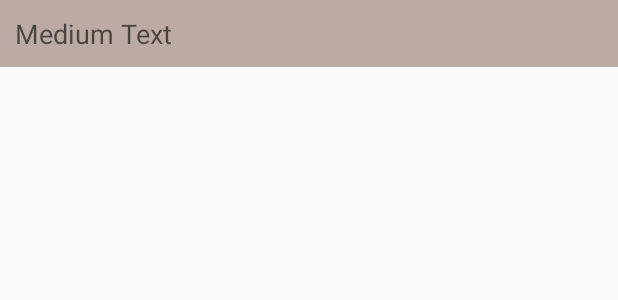
After one commit to chemickypes/CoordinatorLayoutExample, an Android app: the layout title_section_layout.xml on its own in the app's theme, with its tools: preview values and no code run, on a phone screen of 412 x 824 dp. The commit adds this screen. Shown: the top 300 px of the screen. Run offline under Robolectric (Android 15) with nearby library versions, the phone set to English and light mode, and no system bars.

Commit message:
adapters choose and layout

```diff
--- /dev/null
+++ b/app/src/main/res/layout/title_section_layout.xml
@@ -0,0 +1,14 @@
+<?xml version="1.0" encoding="utf-8"?>
+<LinearLayout xmlns:android="http://schemas.android.com/apk/res/android"
+    android:orientation="vertical" android:layout_width="match_parent"
+    android:layout_height="wrap_content"
+    android:background="@color/brown200">
+
+    <TextView
+        android:layout_width="wrap_content"
+        android:layout_height="wrap_content"
+        android:textAppearance="?android:attr/textAppearanceMedium"
+        android:text="Medium Text"
+        android:id="@+id/tv_country"
+        android:padding="10dp"/>
+</LinearLayout>
--- a/app/src/main/res/values/colors.xml
+++ b/app/src/main/res/values/colors.xml
@@ -5,4 +5,5 @@
     <color name="colorAccent">#FF4081</color>
 
     <color name="cyano700">#0097A7</color>
+    <color name="brown200">#BCAAA4</color>
 </resources>
```
Also changed, not shown: app/src/main/java/com/angelomoroni/coordinatorlayoutexample/AliasAdapter.java (+32 -1 lines).
